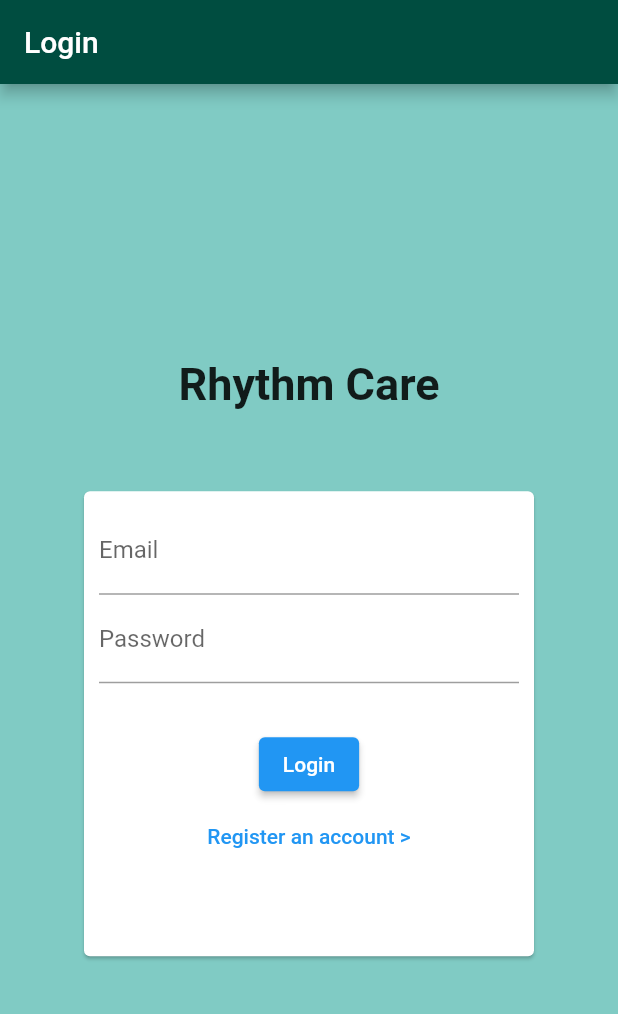
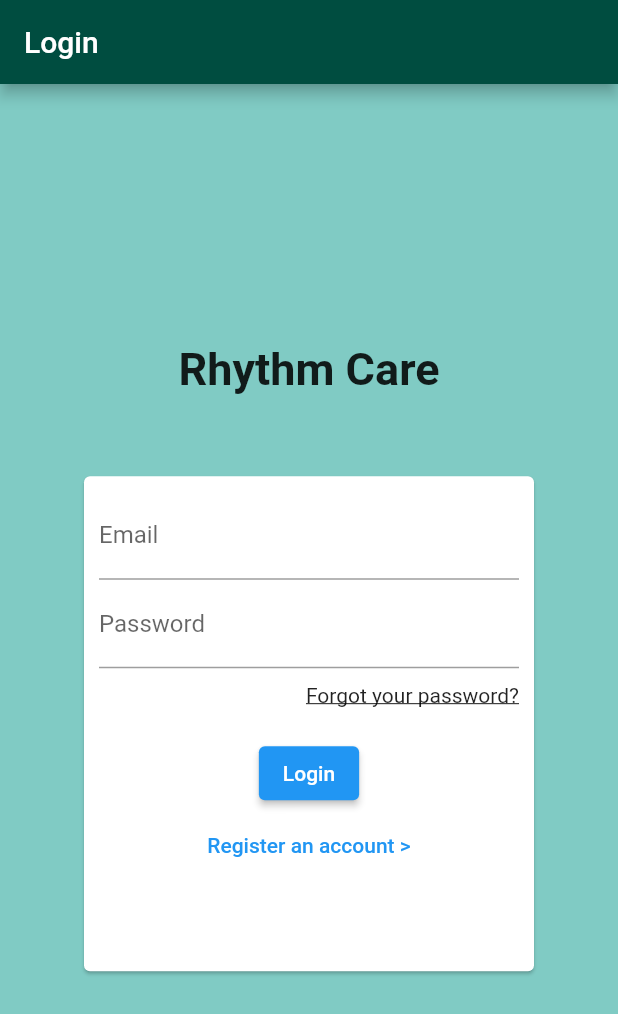
Before and after one commit to alextang809/RhyCare, a Flutter app: the screen it shows after launch, on a phone screen of 412 x 824 dp. Shown: the top 1014 px of the screen. Run offline on Flutter 3.47's test engine with Material 2 defaults, Android fonts, the phone set to English and light mode, and no system bars; our stand-ins replace cloud_firestore, firebase_auth, firebase_core, flutter_easyloading, fluttertoast, font_awesome_flutter and 7 more; accounts and stored records are empty.

Commit message:
Add forgot password function on login screen

```diff
--- a/lib/main.dart
+++ b/lib/main.dart
@@ -4,6 +4,7 @@ import 'package:firebase_core/firebase_core.dart';
 import 'package:rhythmcare/screens/change_password_screen.dart';
 import 'package:rhythmcare/screens/change_email_screen.dart';
 import 'package:rhythmcare/screens/email_verify_screen.dart';
+import 'package:rhythmcare/screens/reset_password_screen.dart';
 import 'package:rhythmcare/screens/setting_screen.dart';
 import 'package:shared_preferences/shared_preferences.dart';
 import 'package:flutter_easyloading/flutter_easyloading.dart';
@@ -39,6 +40,7 @@ void main() async {
         EmailVerifyScreen.routeName: (context) => EmailVerifyScreen(),
         ChangePasswordScreen.routeName: (context) => ChangePasswordScreen(),
         ChangeEmailScreen.routeName: (context) => ChangeEmailScreen(),
+        ResetPasswordScreen.routeName: (context) => ResetPasswordScreen(),
         // HomeScreen.routeName: (context) => HomeScreen(),
         // RecordScreen.routeName: (context) => RecordScreen(),
       },
--- a/lib/screens/change_email_screen.dart
+++ b/lib/screens/change_email_screen.dart
@@ -124,7 +124,7 @@ class _ChangeEmailScreenState extends State<ChangeEmailScreen> {
                   decoration: InputDecoration(labelText: 'Login Password'),
                   obscureText: true,
                   validator: (value) {
-                    if (value!.isEmpty) {
+                    if (value == null || value.isEmpty) {
                       return 'please enter password';
                     }
                     return null;
@@ -139,7 +139,7 @@ class _ChangeEmailScreenState extends State<ChangeEmailScreen> {
                   decoration: InputDecoration(labelText: 'New Email Address'),
                   keyboardType: TextInputType.emailAddress,
                   validator: (value) {
-                    if (value!.isEmpty) {
+                    if (value == null || value.isEmpty) {
                       return 'email address cannot be empty';
                     }
                     return null;
--- a/lib/screens/change_password_screen.dart
+++ b/lib/screens/change_password_screen.dart
@@ -104,9 +104,9 @@ class _ChangePasswordScreenState extends State<ChangePasswordScreen> {
             child: Column(
               mainAxisAlignment: MainAxisAlignment.center,
               children: <Widget>[
-                // original password
+                // user email address
                 TextFormField(
-                  decoration: InputDecoration(labelText: 'Original Password'),
+                  decoration: InputDecoration(labelText: 'Enter your registered email address'),
                   obscureText: true,
                   validator: (value) {
                     if (value == null || value.isEmpty) {
--- a/lib/screens/login_screen.dart
+++ b/lib/screens/login_screen.dart
@@ -1,7 +1,9 @@
+import 'package:flutter/cupertino.dart';
 import 'package:flutter/material.dart';
 import 'package:firebase_auth/firebase_auth.dart';
 import 'package:fluttertoast/fluttertoast.dart';
 import 'package:rhythmcare/navigation.dart';
+import 'package:rhythmcare/screens/reset_password_screen.dart';
 import 'package:shared_preferences/shared_preferences.dart';
 import 'package:flutter_easyloading/flutter_easyloading.dart';
 
@@ -49,7 +51,8 @@ class _LoginScreenState extends State<LoginScreen> {
             msg: 'Please use a valid email address.',
             toastLength: Toast.LENGTH_LONG,
           );
-        } else if (errorCode == 'user-not-found' || errorCode == 'wrong-password') {
+        } else if (errorCode == 'user-not-found' ||
+            errorCode == 'wrong-password') {
           Fluttertoast.showToast(
             msg: 'Fail to login: please check your email address or password.',
             toastLength: Toast.LENGTH_LONG,
@@ -94,7 +97,7 @@ class _LoginScreenState extends State<LoginScreen> {
 
               Card(
                 child: Container(
-                  height: 310.0,
+                  height: 330.0,
                   width: 300.0,
                   padding: EdgeInsets.all(10.0),
                   child: Form(
@@ -133,7 +136,29 @@ class _LoginScreenState extends State<LoginScreen> {
                         ),
 
                         SizedBox(
-                          height: 30.0,
+                          height: 10.0,
+                        ),
+
+                        Row(
+                          mainAxisAlignment: MainAxisAlignment.end,
+                          children: <Widget>[
+                            GestureDetector(
+                              onTap: () {
+                                Navigator.pushNamed(context, ResetPasswordScreen.routeName);
+                              },
+                              child: Text(
+                                'Forgot your password?',
+                                style: TextStyle(
+                                  fontSize: 14.0,
+                                  decoration: TextDecoration.underline,
+                                ),
+                              ),
+                            ),
+                          ],
+                        ),
+
+                        SizedBox(
+                          height: 20.0,
                         ),
 
                         ElevatedButton(
```
Also changed, not shown: lib/screens/reset_password_screen.dart (+83 -11 lines), lib/screens/loading_screen.dart (added).
